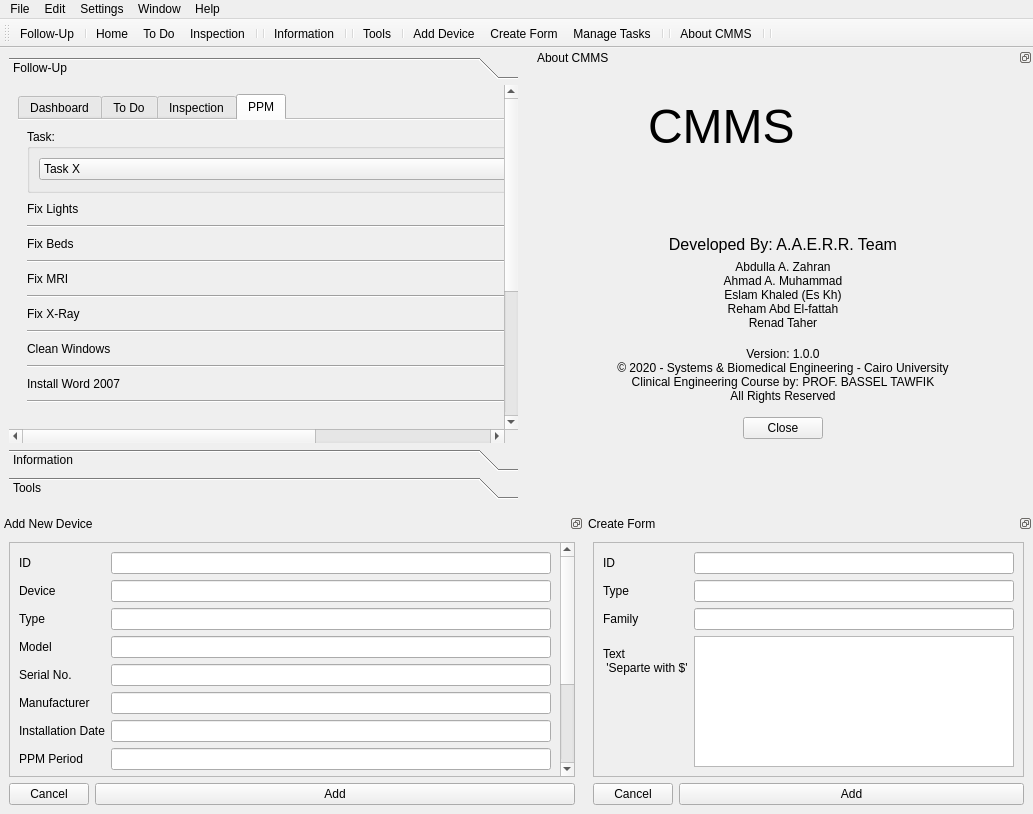
Old version of the form CMMS.ui in the repository ASquaredM/CMMS-for-healthcare-institutions.
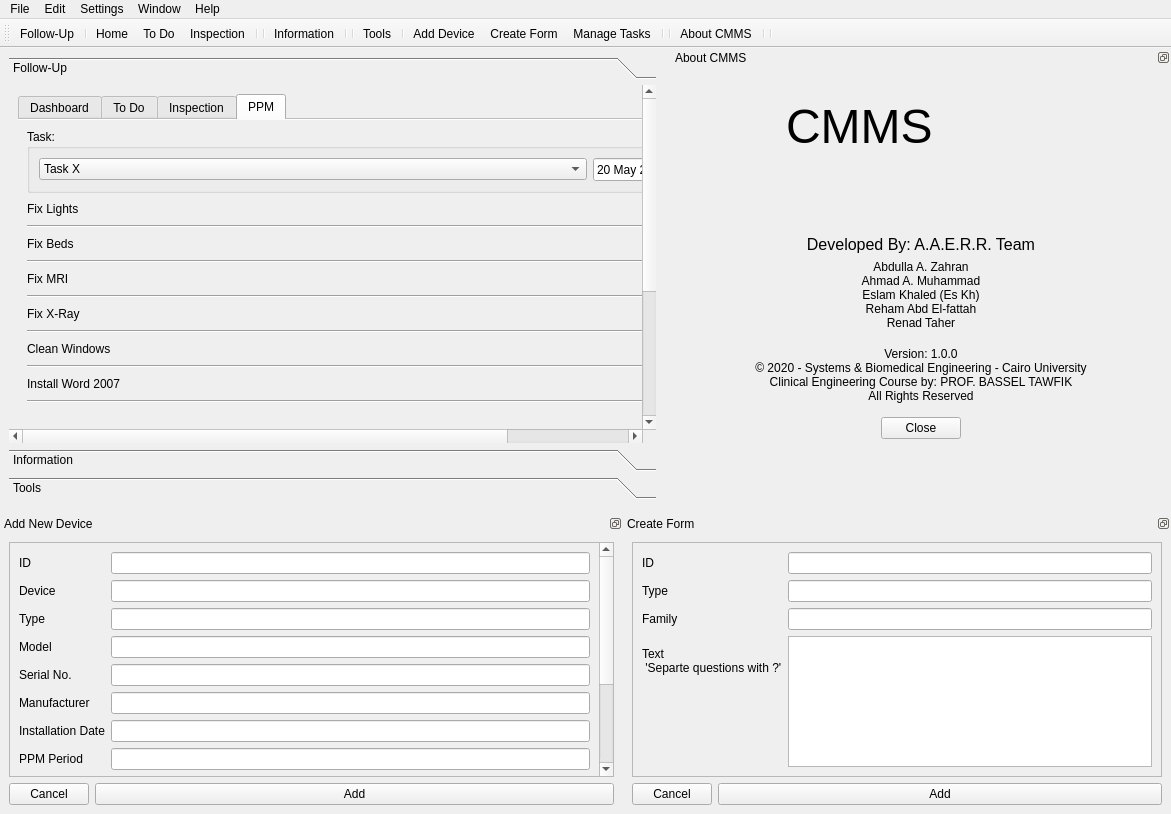
New version of the form. The open tabs and pages were chosen to show the change. Icons and pictures are not drawn.

```diff
--- a/CMMS.ui
+++ b/CMMS.ui
@@ -6,7 +6,7 @@
    <rect>
     <x>0</x>
     <y>0</y>
-    <width>1033</width>
+    <width>1171</width>
     <height>814</height>
    </rect>
   </property>
@@ -23,10 +23,10 @@
       <widget class="QWidget" name="page">
        <property name="geometry">
         <rect>
-         <x>0</x>
-         <y>-258</y>
-         <width>1015</width>
-         <height>634</height>
+         <x>-170</x>
+         <y>-2</y>
+         <width>798</width>
+         <height>594</height>
         </rect>
        </property>
        <attribute name="icon">
@@ -1128,7 +1128,7 @@
               </property>
               <layout class="QGridLayout" name="gridLayout_14">
                <item row="0" column="1">
-                <widget class="QDateEdit" name="dateEdit">
+                <widget class="QDateEdit" name="dateEdit_Ppm">
                  <property name="sizePolicy">
                   <sizepolicy hsizetype="Fixed" vsizetype="Fixed">
                    <horstretch>0</horstretch>
@@ -1489,7 +1489,7 @@
                    <string>&lt;!DOCTYPE HTML PUBLIC &quot;-//W3C//DTD HTML 4.0//EN&quot; &quot;http://www.w3.org/TR/REC-html40/strict.dtd&quot;&gt;
 &lt;html&gt;&lt;head&gt;&lt;meta name=&quot;qrichtext&quot; content=&quot;1&quot; /&gt;&lt;style type=&quot;text/css&quot;&gt;
 p, li { white-space: pre-wrap; }
-&lt;/style&gt;&lt;/head&gt;&lt;body style=&quot; font-family:'MS Shell Dlg 2'; font-size:8.25pt; font-weight:400; font-style:normal;&quot;&gt;
+&lt;/style&gt;&lt;/head&gt;&lt;body style=&quot; font-family:'MS Shell Dlg 2'; font-size:7.85455pt; font-weight:400; font-style:normal;&quot;&gt;
 &lt;p style=&quot;-qt-paragraph-type:empty; margin-top:0px; margin-bottom:0px; margin-left:0px; margin-right:0px; -qt-block-indent:0; text-indent:0px; font-size:7.85455pt;&quot;&gt;&lt;br /&gt;&lt;/p&gt;&lt;/body&gt;&lt;/html&gt;</string>
                   </property>
                  </widget>
@@ -2082,8 +2082,8 @@
     <rect>
      <x>0</x>
      <y>0</y>
-     <width>1033</width>
-     <height>21</height>
+     <width>1171</width>
+     <height>25</height>
     </rect>
    </property>
    <widget class="QMenu" name="menuFile">
@@ -2334,8 +2334,8 @@
          <rect>
           <x>0</x>
           <y>0</y>
-          <width>516</width>
-          <height>392</height>
+          <width>614</width>
+          <height>352</height>
          </rect>
         </property>
         <layout class="QFormLayout" name="formLayout">
@@ -2589,8 +2589,8 @@
          <rect>
           <x>0</x>
           <y>0</y>
-          <width>429</width>
-          <height>215</height>
+          <width>494</width>
+          <height>224</height>
          </rect>
         </property>
         <layout class="QFormLayout" name="formLayout_2">
@@ -2637,7 +2637,7 @@
           <widget class="QLabel" name="label_41">
            <property name="text">
             <string>Text
- 'Separte with $'</string>
+ 'Separte questions with ?'</string>
            </property>
            <property name="buddy">
             <cstring>lineEdit</cstring>
```
Left out of the diff: 39 changed lines with no effect on the pictures.
